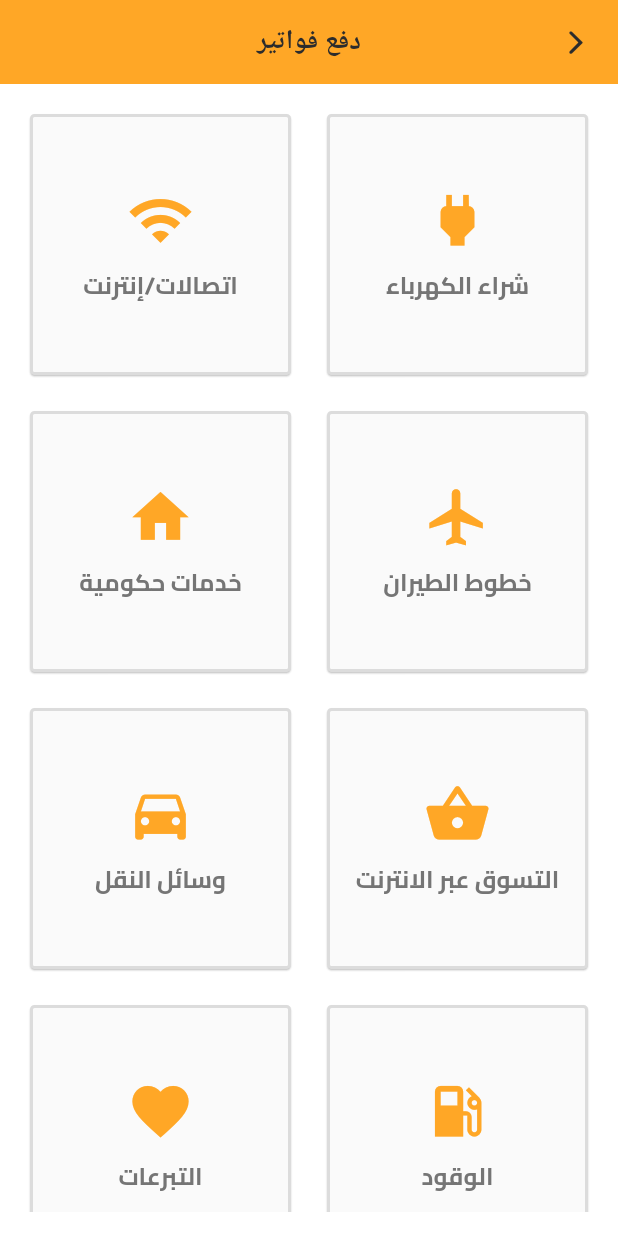
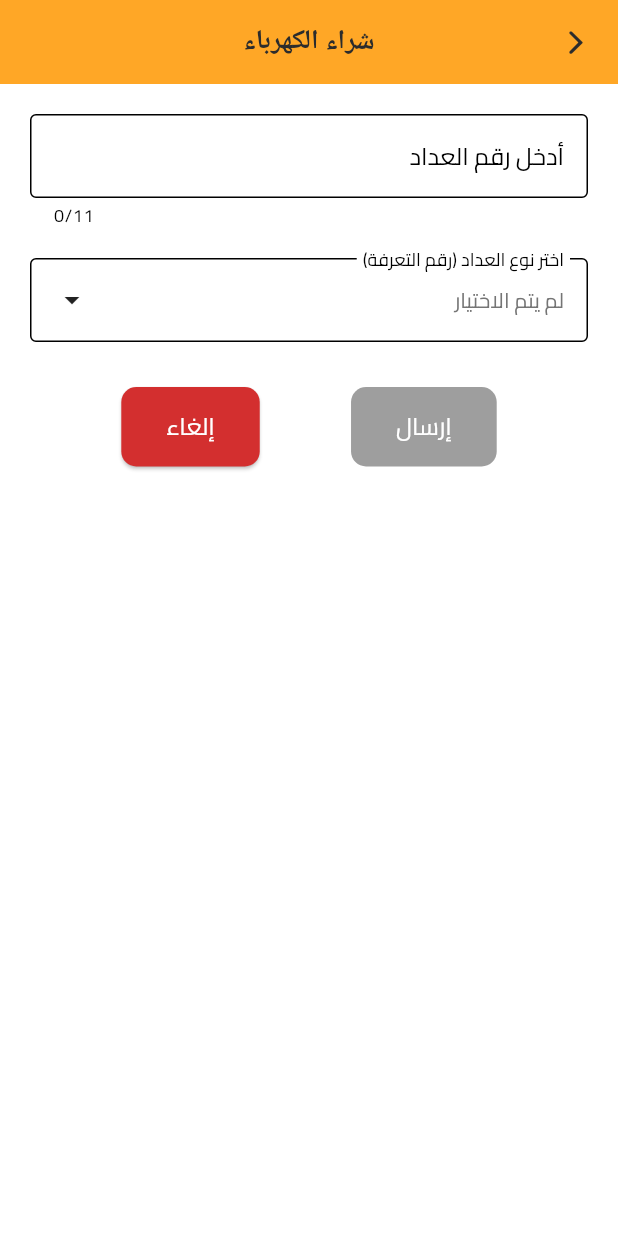
Before and after one commit to saeed-dai-alnoor/ra-sidi-app, a Flutter app: the BillsView screen opened by its route, after a tap on "شراء الكهرباء", on a phone screen of 412 x 824 dp. Run offline on Flutter 3.47's test engine with Material 3 defaults, Android fonts, the phone set to English and light mode, and no system bars; our stand-ins replace connectivity_plus, dio, get, get_storage, internet_connection_checker, lottie; accounts and stored records are empty.

Commit message:
إنهاء شاشات زر شراء الكهرباء

```diff
--- a/lib/app/modules/bills/views/bills_view.dart
+++ b/lib/app/modules/bills/views/bills_view.dart
@@ -61,10 +61,13 @@ class BillsView extends GetView<BillsController> {
         onTap: () {
           if (label == 'اتصالات/إنترنت') {
             Get.toNamed(Routes.TELECOM); // الانتقال لصفحة الاتصالات
-          } else {
-            // print('$label clicked');
-          }
-        },
+          }else if (label == 'شراء الكهرباء') { // <-- هذا هو التعديل
+          Get.toNamed(Routes.BUY_ELECTRICITY);
+        } else {
+          // print('$label clicked');
+        }
+      },
+
         child: Column(
           mainAxisAlignment: MainAxisAlignment.center,
           children: [
--- a/lib/app/modules/buy_credit/views/buy_credit_view.dart
+++ b/lib/app/modules/buy_credit/views/buy_credit_view.dart
@@ -97,4 +97,6 @@ class BuyCreditView extends GetView<BuyCreditController> {
       ),
     );
   }
+
+
 }
--- /dev/null
+++ b/lib/app/modules/buy_electricity/bindings/buy_electricity_binding.dart
@@ -0,0 +1,12 @@
+import 'package:get/get.dart';
+
+import '../controllers/buy_electricity_controller.dart';
+
+class BuyElectricityBinding extends Bindings {
+  @override
+  void dependencies() {
+    Get.lazyPut<BuyElectricityController>(
+      () => BuyElectricityController(),
+    );
+  }
+}
--- /dev/null
+++ b/lib/app/modules/buy_electricity/controllers/buy_electricity_controller.dart
@@ -0,0 +1,61 @@
+import 'package:flutter/material.dart';
+import 'package:get/get.dart';
+
+class BuyElectricityController extends GetxController {
+  // قائمة بأنواع العدادات
+  final List<String> meterTypes = [
+    '(01) عداد سكني 3 خط',
+    '(02) عداد سكني 1 خط',
+    '(03) عداد تجاري',
+  ];
+
+  // متغير تفاعلي لتخزين النوع المختار حالياً
+  // Rxn<String> يعني أنه يمكن أن يكون String أو null
+  final Rxn<String> selectedMeterType = Rxn<String>();
+
+  // دالة لتحديث القيمة المختارة
+  void selectMeterType(String value) {
+    selectedMeterType.value = value;
+  }
+    // --- الإضافات الجديدة ---
+  final meterNumberController = TextEditingController();
+  final RxnString meterNumberError = RxnString(null); // لرسالة خطأ رقم العداد
+  final RxBool isFormValid = RxBool(false); // لتفعيل/تعطيل زر الإرسال
+
+  @override
+  void onInit() {
+    super.onInit();
+    // الاستماع للتغيرات في حقل النص ونوع العداد
+    meterNumberController.addListener(validateForm);
+    selectedMeterType.listen((_) => validateForm());
+  }
+
+  void validateForm() {
+    // التحقق من رقم العداد
+    if (meterNumberController.text.length != 11) {
+      meterNumberError.value = 'رقم العداد يجب أن يتكون من 11 رقمًا.';
+      isFormValid.value = false;
+      return; // توقف هنا
+    } else {
+      meterNumberError.value = null; // لا يوجد خطأ
+    }
+
+    // التحقق من اختيار نوع العداد
+    if (selectedMeterType.value == null) {
+      isFormValid.value = false;
+      return; // توقف هنا
+    }
+
+    // إذا كانت كل الشروط صحيحة
+    isFormValid.value = true;
+  }
+
+  // دالة لتحديث القيمة المختارة
+
+
+  @override
+  void onClose() {
+    meterNumberController.dispose();
+    super.onClose();
+  }
+}
--- /dev/null
+++ b/lib/app/modules/buy_electricity/views/buy_electricity_view.dart
@@ -0,0 +1,168 @@
+// ignore_for_file: deprecated_member_use
+
+import 'package:flutter/cupertino.dart';
+import 'package:flutter/material.dart';
+
+import 'package:get/get.dart';
+
+import '../../../routes/app_pages.dart';
+import '../controllers/buy_electricity_controller.dart';
+
+class BuyElectricityView extends GetView<BuyElectricityController> {
+  const BuyElectricityView({super.key});
+  @override
+  Widget build(BuildContext context) {
+    return Scaffold(
+      backgroundColor: Colors.white,
+      appBar: AppBar(
+        title: const Text('شراء الكهرباء'),
+        centerTitle: true,
+        automaticallyImplyLeading: false,
+        backgroundColor: Color(0xFFFFA726),
+        leading: IconButton(
+          icon: Icon(CupertinoIcons.back),
+          onPressed: () => Get.back(),
+        ),
+      ),
+      body: Padding(
+        padding: const EdgeInsets.all(20.0),
+        child: Column(
+          children: [
+            // 1. حقل إدخال رقم العداد
+            Obx(() {
+              return TextField(
+                controller:
+                    controller.meterNumberController, // 1. ربط الـ Controller
+                keyboardType: TextInputType.number,
+                maxLength: 11, // 2. تحديد الطول الأقصى
+                decoration: InputDecoration(
+                  labelText: 'أدخل رقم العداد',
+                  border: const OutlineInputBorder(),
+                  errorText:
+                      controller.meterNumberError.value, // 3. عرض رسالة الخطأ
+                ),
+              );
+            }),
+            const SizedBox(height: 20),
+
+            // 2. حقل اختيار نوع العداد (الذي سيفتح النافذة المنبثقة)
+            // نستخدم Obx لمراقبة التغييرات على نوع العداد المختار
+            Obx(() {
+              return InkWell(
+                onTap: () {
+                  // عند الضغط، نعرض النافذة المنبثقة
+                  _showMeterTypeDialog(context);
+                },
+                child: InputDecorator(
+                  decoration: const InputDecoration(
+                    labelText: 'اختر نوع العداد (رقم التعرفة)',
+                    border: OutlineInputBorder(),
+                  ),
+                  child: Row(
+                    mainAxisAlignment: MainAxisAlignment.spaceBetween,
+                    children: [
+                      // عرض النص المختار أو نص افتراضي
+                      Text(
+                        controller.selectedMeterType.value ?? 'لم يتم الاختيار',
+                      ),
+                      const Icon(Icons.arrow_drop_down),
+                    ],
+                  ),
+                ),
+              );
+            }),
+            const SizedBox(height: 30),
+
+            // 3. أزرار الإلغاء والإرسال
+            Row(
+              mainAxisAlignment: MainAxisAlignment.spaceEvenly,
+              children: [
+                Obx(() {
+                  return _buildActionButton(
+                    'إرسال',
+                    color: Color(0xFFFFA726),
+                    // 4. تفعيل/تعطيل الزر بناءً على صحة النموذج
+                    controller.isFormValid.value
+                        ? () {
+                            // -->> هنا سنمرر البيانات في المرحلة التالية <<--
+                            Get.toNamed(
+                              Routes.CONFIRM_ELECTRICITY,
+                              arguments: {
+                                'meterNumber':
+                                    controller.meterNumberController.text,
+                                'meterType': controller.selectedMeterType.value,
+                              },
+                            );
+                          }
+                        : null, // تعطيل الزر
+                  );
+                }),
+
+                _buildActionButton('إلغاء', () => Get.back()),
+              ],
+            ),
+          ],
+        ),
+      ),
+    );
+  }
+
+  // ويدجت مساعد لإنشاء الأزرار
+  Widget _buildActionButton(
+    String label,
+    VoidCallback? onPressed, {
+    Color? color,
+  }) {
+    return ElevatedButton(
+      onPressed:
+          onPressed, // الآن onPressed يمكن أن يكون null، وهذا ما يريده ElevatedButton لتعطيل الزر
+      style: ElevatedButton.styleFrom(
+        backgroundColor: color ?? Colors.red[700],
+        disabledBackgroundColor: Colors.grey,
+        padding: const EdgeInsets.symmetric(horizontal: 30, vertical: 15),
+        shape: RoundedRectangleBorder(borderRadius: BorderRadius.circular(10)),
+      ),
+      child: Text(
+        label,
+        style: const TextStyle(color: Colors.white, fontSize: 16),
+      ),
+    );
+  }
+
+  // دالة لعرض النافذة المنبثقة (Dialog)
+  void _showMeterTypeDialog(BuildContext context) {
+    Get.dialog(
+      AlertDialog(
+        title: const Text('اختر نوع العداد (رقم التعرفة)'),
+        content: Column(
+          mainAxisSize: MainAxisSize.min,
+          children: controller.meterTypes.map((type) {
+            return Obx(() {
+              return RadioListTile<String>(
+                title: Text(type),
+                value: type,
+                groupValue: controller.selectedMeterType.value,
+                onChanged: (value) {
+                  controller.selectMeterType(value!);
+                },
+              );
+            });
+          }).toList(),
+        ),
+        actions: [
+          Row(
+            children: [
+              _buildActionButton(
+                'موافق',
+                () => Get.back(),
+                color: const Color(0xFFFFA726),
+              ),
+              SizedBox(width: 5),
+              _buildActionButton('إلغاء', () => Get.back()),
+            ],
+          ),
+        ],
+      ),
+    );
+  }
+}
--- a/lib/app/routes/app_routes.dart
+++ b/lib/app/routes/app_routes.dart
@@ -12,6 +12,8 @@ abstract class Routes {
   static const BUY_CREDIT = _Paths.BUY_CREDIT;
   static const CONFIRM_AMOUNT = _Paths.CONFIRM_AMOUNT;
   static const STATUS = _Paths.STATUS;
+  static const BUY_ELECTRICITY = _Paths.BUY_ELECTRICITY;
+  static const CONFIRM_ELECTRICITY = _Paths.CONFIRM_ELECTRICITY;
 }
 
 abstract class _Paths {
@@ -25,4 +27,6 @@ abstract class _Paths {
   static const BUY_CREDIT = '/buy-credit';
   static const CONFIRM_AMOUNT = '/confirm-amount';
   static const STATUS = '/status';
+  static const BUY_ELECTRICITY = '/buy-electricity';
+  static const CONFIRM_ELECTRICITY = '/confirm-electricity';
 }
```
Also changed, not shown: lib/app/modules/confirm_amount/controllers/confirm_amount_controller.dart (+16 -0 lines), lib/app/modules/confirm_electricity/bindings/confirm_electricity_binding.dart (added, +12 -0 lines), lib/app/modules/confirm_electricity/controllers/confirm_electricity_controller.dart (added, +57 -0 lines), lib/app/modules/confirm_electricity/views/confirm_electricity_view.dart (added, +148 -0 lines), lib/app/routes/app_pages.dart (+15 -1 lines), lib/main.dart (+4 -4 lines).
